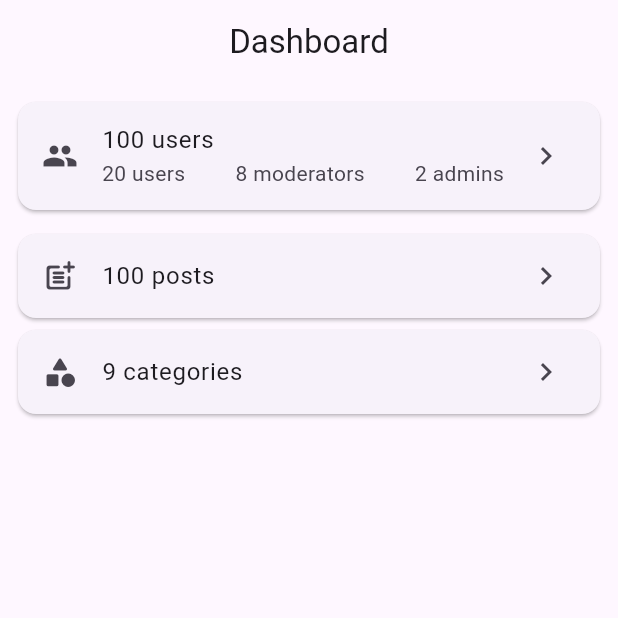
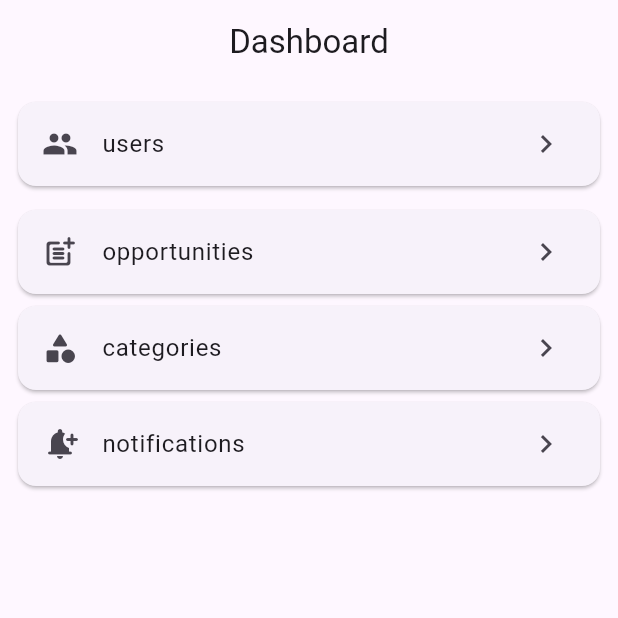
Before and after one commit to ad-ng/quickchance_app, a Flutter app: the DashboardPage screen opened by its route, on a phone screen of 412 x 824 dp, the top half of it. Run offline on Flutter 3.47's test engine with Material 3 defaults, Android fonts, the light colour scheme and no system bars; our stand-ins replace dio, flutter_bloc, go_router, google_sign_in, popover, shared_preferences and 3 more; accounts and stored records are empty; network calls fail.

Commit message:
adding notification

```diff
--- a/lib/features/dashboard/presentation/pages/dashboard_page.dart
+++ b/lib/features/dashboard/presentation/pages/dashboard_page.dart
@@ -19,15 +19,7 @@ class _DashboardPageState extends State<DashboardPage> {
             child: Card(
               child: ListTile(
                 leading: Icon(Icons.people),
-                title: Text('100 users'),
-                subtitle: Row(
-                  mainAxisAlignment: MainAxisAlignment.spaceBetween,
-                  children: [
-                    Text('20 users'),
-                    Text('8 moderators'),
-                    Text('2 admins'),
-                  ],
-                ),
+                title: Text('users'),
                 trailing: Icon(Icons.chevron_right_outlined),
               ),
             ),
@@ -37,7 +29,7 @@ class _DashboardPageState extends State<DashboardPage> {
             child: Card(
               child: ListTile(
                 leading: Icon(Icons.post_add_rounded),
-                title: Text('100 posts'),
+                title: Text('opportunities'),
                 trailing: Icon(Icons.chevron_right_outlined),
               ),
             ),
@@ -47,7 +39,17 @@ class _DashboardPageState extends State<DashboardPage> {
             child: Card(
               child: ListTile(
                 leading: Icon(Icons.category_rounded),
-                title: Text('9 categories'),
+                title: Text('categories'),
+                trailing: Icon(Icons.chevron_right_outlined),
+              ),
+            ),
+          ),
+          Padding(
+            padding: const EdgeInsets.only(left: 8, right: 8),
+            child: Card(
+              child: ListTile(
+                leading: Icon(Icons.notification_add_rounded),
+                title: Text('notifications'),
                 trailing: Icon(Icons.chevron_right_outlined),
               ),
             ),
```
